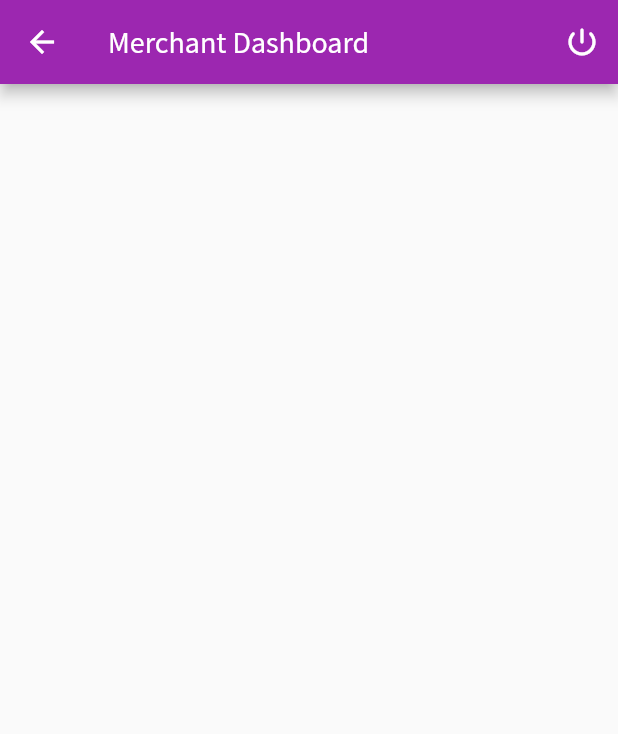
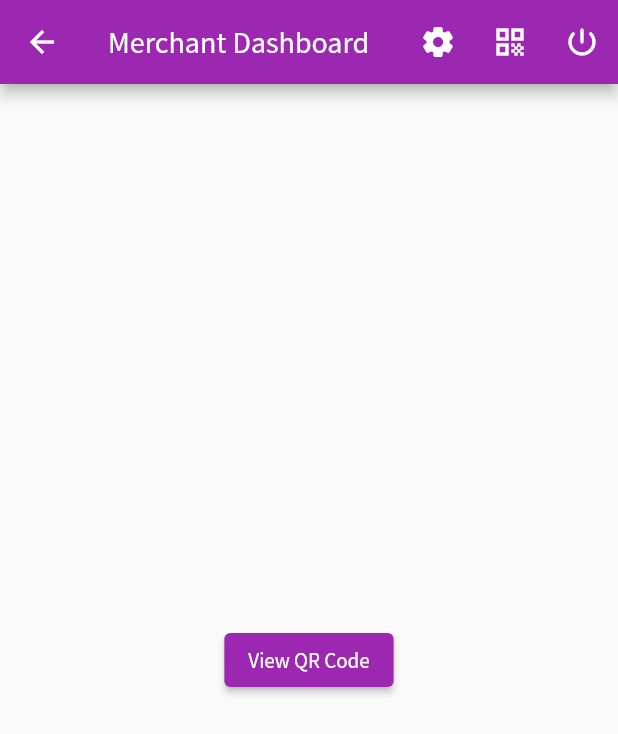
Before and after one commit to ikp-773/Cov-Ahead, a Flutter app: the MerchantDashboard screen opened directly, on a phone screen of 412 x 824 dp. Shown: the top 734 px of the screen. Run offline on Flutter 3.47's test engine with Material 2 defaults, Android fonts, the phone set to English and light mode, and no system bars; our stand-ins replace cloud_firestore, firebase_auth, firebase_core, get, google_sign_in, pretty_qr_code and 1 more; missing offline and left inert: qr_code_scanner; accounts and stored records are empty.

Commit message:
Added ways to access QR code for merchant

```diff
--- a/lib/screens/authentication/sign_in.dart
+++ b/lib/screens/authentication/sign_in.dart
@@ -206,9 +206,9 @@ class _SignInState extends State<SignIn> {
                             error = 'Could not Sign In with the Credentials';
                           });
                         } else if (widget.isCustomer) {
-                          Get.off(HomeCustomer());
+                          Get.offAll(()=>HomeCustomer());
                         } else {
-                          Get.off(MerchantDashboard());
+                          Get.offAll(()=>MerchantDashboard());
                         }
                       }
                     },
--- a/lib/screens/authentication/sign_up.dart
+++ b/lib/screens/authentication/sign_up.dart
@@ -2,6 +2,7 @@ import 'package:covid_qrcode_bfh/models/user.dart';
 import 'package:covid_qrcode_bfh/screens/authentication/sign_in.dart';
 import 'package:covid_qrcode_bfh/screens/customer/details.dart';
 import 'package:covid_qrcode_bfh/screens/merchant/dashboard.dart';
+import 'package:covid_qrcode_bfh/screens/merchant/details.dart';
 import 'package:covid_qrcode_bfh/services/auth.dart';
 import 'package:flutter/material.dart';
 import 'package:get/get.dart';
@@ -45,9 +46,9 @@ class _SignUpState extends State<SignUp> {
                     error = 'Could not sign you in using google.';
                   });
                 } else if (widget.isCustomer) {
-                  Get.off(DetailsCustomer());
+                  Get.offAll(() => DetailsCustomer());
                 } else {
-                  Get.off(MerchantDashboard());
+                  Get.offAll(() => DetailsMerchant());
                 }
               },
               child: Container(
--- a/lib/screens/merchant/dashboard.dart
+++ b/lib/screens/merchant/dashboard.dart
@@ -1,5 +1,7 @@
 import 'package:covid_qrcode_bfh/models/merchant.dart';
 import 'package:covid_qrcode_bfh/models/user.dart';
+import 'package:covid_qrcode_bfh/screens/merchant/details.dart';
+import 'package:covid_qrcode_bfh/screens/merchant/qr_generated.dart';
 import 'package:covid_qrcode_bfh/screens/merchant_or_customer.dart';
 import 'package:covid_qrcode_bfh/services/auth.dart';
 import 'package:covid_qrcode_bfh/services/merchant_database.dart';
@@ -17,10 +19,36 @@ class _MerchantDashboardState extends State<MerchantDashboard> {
 
   @override
   Widget build(BuildContext context) {
+    return Consumer<UserModel>(
+      builder: (context, merchant, child) {
+        // Following condition to prevent accessing uid after logging out
+        // Merchant becomes null after logging out, so this is required
+        if (merchant == null)
+          return Container();
+        else {
           return Scaffold(
             appBar: AppBar(
               title: Text('Merchant Dashboard'),
               actions: [
+                IconButton(
+                    icon: Icon(Icons.settings_rounded),
+                    tooltip: 'Edit details',
+                    onPressed: () {
+                      Get.off(() => DetailsMerchant());
+                    }),
+                IconButton(
+                    icon: Icon(Icons.qr_code),
+                    tooltip: 'View QR code',
+                    onPressed: () {
+                      MerchDatabaseService(uid: merchant.uid)
+                          .merchantData
+                          .listen((merchData) {
+                        if (merchData != null) {
+                          print('#########');
+                          Get.off(() => GeneratedQR(merchantData: merchData));
+                        }
+                      });
+                    }),
                 IconButton(
                     icon: Icon(Icons.power_settings_new_rounded),
                     onPressed: () {
@@ -30,16 +58,31 @@ class _MerchantDashboardState extends State<MerchantDashboard> {
                     })
               ],
             ),
-      body: Consumer<UserModel>(builder: (context, merchant, child) {
-        // Following condition to prevent accessing uid after logging out
-        // Merchant becomes null after logging out, so this is required
-        if (merchant == null)
-          return Container();
-        else
-          return StreamBuilder<List<MerchantVisitorLog>>(
+            body: StreamBuilder<List<MerchantVisitorLog>>(
               stream: MerchDatabaseService(uid: merchant.uid).visitorsLog,
-            builder: (BuildContext context, AsyncSnapshot snapshot) {
+              builder: (BuildContext context,
+                  AsyncSnapshot<List<MerchantVisitorLog>> snapshot) {
                 if (snapshot.hasData) {
+                  if (snapshot.data.isEmpty) {
+                    return Center(
+                      child: ElevatedButton(
+                        onPressed: () {
+                          MerchDatabaseService(uid: merchant.uid)
+                              .merchantData
+                              .listen((merchData) {
+                            if (merchData != null) {
+                              Get.off(
+                                  () => GeneratedQR(merchantData: merchData));
+                            }
+                          });
+                        },
+                        child: Text(
+                          'View QR Code',
+                          style: TextStyle(color: Colors.white),
+                        ),
+                      ),
+                    );
+                  }
                   print('Inside builder: ' + snapshot.data.toString());
                   return Center(
                     child: ListView.builder(
@@ -57,8 +100,10 @@ class _MerchantDashboardState extends State<MerchantDashboard> {
                 print('NO data');
                 return CircularProgressIndicator();
               },
+            ),
           );
-      }),
+        }
+      },
     );
   }
 }
```
Also changed, not shown: lib/screens/merchant/details.dart (+8 -10 lines), lib/screens/merchant/qr_generated.dart (+6 -6 lines). Lines whose indentation alone changed are shown as unchanged.
